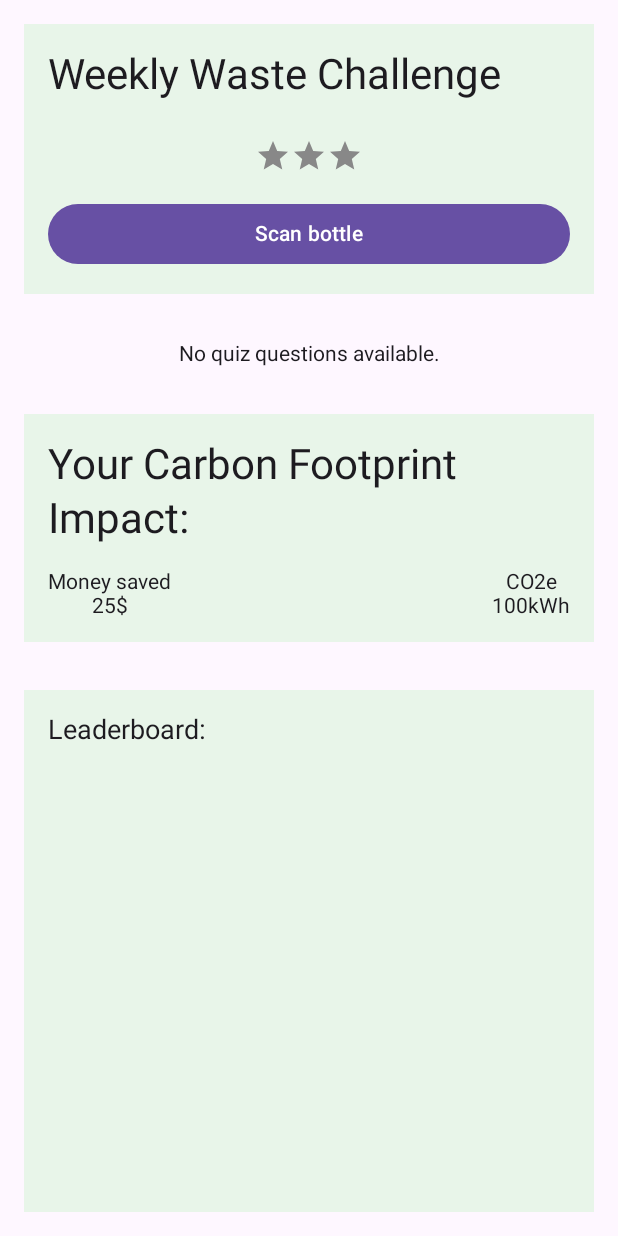
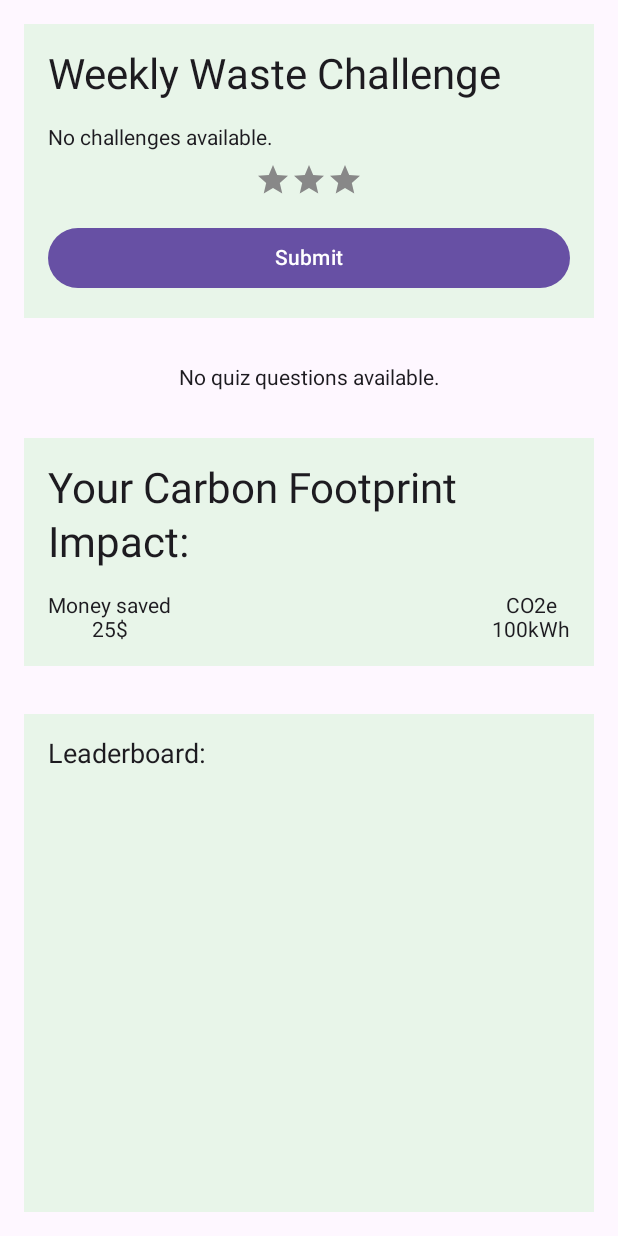
Before and after one commit to nazim117/Waste-Management, an Android app built with Jetpack Compose: the screen it shows after launch (MainActivity), on a phone screen of 412 x 824 dp. Run offline under Robolectric (Android 15) with nearby library versions, the phone set to English and light mode, and no system bars; our stand-ins replace Firebase (no records; nobody signed in at launch, a user with empty details on screens opened directly).

Commit message:
Updated application to fetch available weekly challenges

```diff
--- a/WasteManagementApp/app/src/main/java/com/example/wastemanagementapp/MainActivity.kt
+++ b/WasteManagementApp/app/src/main/java/com/example/wastemanagementapp/MainActivity.kt
@@ -4,14 +4,9 @@ import android.os.Bundle
 import androidx.activity.ComponentActivity
 import androidx.activity.compose.setContent
 import androidx.compose.foundation.layout.Arrangement
-import androidx.compose.foundation.layout.Column
-import androidx.compose.foundation.layout.Spacer
 import androidx.compose.foundation.layout.fillMaxSize
-import androidx.compose.foundation.layout.height
 import androidx.compose.foundation.layout.padding
 import androidx.compose.foundation.lazy.LazyColumn
-import androidx.compose.foundation.rememberScrollState
-import androidx.compose.foundation.verticalScroll
 import androidx.compose.material3.MaterialTheme
 import androidx.compose.material3.Surface
 import androidx.compose.ui.Alignment
@@ -19,10 +14,10 @@ import androidx.compose.ui.Modifier
 import androidx.compose.ui.unit.dp
 import androidx.lifecycle.viewmodel.compose.viewModel
 import com.example.wastemanagementapp.ui.theme.CarbonFootprintScreen
+import com.example.wastemanagementapp.ui.theme.ChallengeViewModel
+import com.example.wastemanagementapp.ui.theme.Leaderboard
 import com.example.wastemanagementapp.ui.theme.QuizScreen
 import com.example.wastemanagementapp.ui.theme.QuizViewModel
-import com.example.wastemanagementapp.ui.theme.Leaderboard
-import com.example.wastemanagementapp.ui.theme.WeeklyUserChallengeScreen
 import com.google.firebase.firestore.FirebaseFirestore
 import java.util.UUID
 
@@ -44,9 +39,10 @@ class MainActivity : ComponentActivity() {
                     verticalArrangement = Arrangement.spacedBy(32.dp),
                     horizontalAlignment = Alignment.CenterHorizontally
                 ) {
-                    item{
+                    item {
                         // Weekly User Challenge (1st)
-                        WeeklyUserChallengeScreen()
+                        val challengeViewModel = viewModel<ChallengeViewModel>()
+                        challengeViewModel.WeeklyUserChallengeScreen()
                     }
 
                     item{
--- a/WasteManagementApp/app/src/main/java/com/example/wastemanagementapp/ui/theme/CarbonFootprint.kt
+++ b/WasteManagementApp/app/src/main/java/com/example/wastemanagementapp/ui/theme/CarbonFootprint.kt
@@ -1,6 +1,5 @@
 package com.example.wastemanagementapp.ui.theme
 
-import androidx.compose.ui.graphics.Color
 import androidx.compose.foundation.background
 import androidx.compose.foundation.layout.Arrangement
 import androidx.compose.foundation.layout.Column
@@ -12,9 +11,8 @@ import androidx.compose.material3.Text
 import androidx.compose.runtime.Composable
 import androidx.compose.ui.Alignment
 import androidx.compose.ui.Modifier
-import androidx.compose.ui.text.style.TextAlign
+import androidx.compose.ui.graphics.Color
 import androidx.compose.ui.unit.dp
-import androidx.compose.ui.unit.sp
 
 @Composable
 fun CarbonFootprintScreen(modifier: Modifier = Modifier) {
--- /dev/null
+++ b/WasteManagementApp/app/src/main/java/com/example/wastemanagementapp/ui/theme/ChallengeViewModel.kt
@@ -0,0 +1,134 @@
+package com.example.wastemanagementapp.ui.theme
+
+import androidx.compose.foundation.background
+import androidx.compose.foundation.layout.Arrangement
+import androidx.compose.foundation.layout.Column
+import androidx.compose.foundation.layout.Row
+import androidx.compose.foundation.layout.Spacer
+import androidx.compose.foundation.layout.fillMaxWidth
+import androidx.compose.foundation.layout.height
+import androidx.compose.foundation.layout.padding
+import androidx.compose.material.icons.Icons
+import androidx.compose.material.icons.filled.Star
+import androidx.compose.material3.Button
+import androidx.compose.material3.Icon
+import androidx.compose.material3.MaterialTheme
+import androidx.compose.material3.Text
+import androidx.compose.runtime.Composable
+import androidx.compose.runtime.mutableStateListOf
+import androidx.compose.runtime.mutableStateOf
+import androidx.compose.ui.Modifier
+import androidx.compose.ui.graphics.Color
+import androidx.compose.ui.text.style.TextAlign
+import androidx.compose.ui.unit.dp
+import androidx.lifecycle.ViewModel
+import androidx.lifecycle.viewModelScope
+import com.google.firebase.firestore.FirebaseFirestore
+import kotlinx.coroutines.Dispatchers
+import kotlinx.coroutines.launch
+
+data class Challenge(
+    val id: String = "",
+    val challenge: String = ""
+)
+
+class ChallengeViewModel : ViewModel() {
+    private val firestore = FirebaseFirestore.getInstance()
+    private val _challenges = mutableStateListOf<Challenge>()
+    val challenges: List<Challenge> = _challenges
+
+    // State for the current challenge index
+    private var _currentChallengeIndex = mutableStateOf(0)
+    val currentChallengeIndex: Int get() = _currentChallengeIndex.value
+
+    // State to check if all challenges are completed
+    private var _challengesCompleted = mutableStateOf(false)
+    val challengesCompleted: Boolean get() = _challengesCompleted.value
+
+    init {
+        fetchChallenges()
+    }
+
+    private fun fetchChallenges() {
+        viewModelScope.launch(Dispatchers.IO) {
+            firestore.collection("challenges")
+                .document("waste_management")
+                .collection("tasks")
+                .get()
+                .addOnSuccessListener { result ->
+                    val fetchedChallenges = result.mapNotNull { document ->
+                        document.toObject(Challenge::class.java)
+                    }
+                    _challenges.clear()
+                    _challenges.addAll(fetchedChallenges)
+                }
+                .addOnFailureListener { exception ->
+                    exception.printStackTrace()
+                }
+        }
+    }
+
+    fun submitChallenge() {
+        if (_currentChallengeIndex.value < challenges.size - 1) {
+            _currentChallengeIndex.value++
+        } else {
+            _challengesCompleted.value = true
+        }
+    }
+
+    @Composable
+    fun WeeklyUserChallengeScreen() {
+        Column(
+            modifier = Modifier
+                .fillMaxWidth()
+                .background(Color(0xFFE8F5E9))
+                .padding(16.dp)
+        ) {
+            Text(
+                text = "Weekly Waste Challenge",
+                textAlign = TextAlign.Center,
+                style = MaterialTheme.typography.headlineMedium,
+                modifier = Modifier.padding(bottom = 16.dp)
+            )
+
+            if (challengesCompleted) {
+                Text(
+                    text = "Challenges Completed!",
+                    style = MaterialTheme.typography.bodyLarge,
+                    modifier = Modifier.padding(bottom = 16.dp)
+                )
+            } else {
+                if (challenges.isNotEmpty()) {
+                    val currentChallenge = challenges[currentChallengeIndex]
+                    Text(
+                        text = currentChallenge.challenge,
+                        style = MaterialTheme.typography.bodyLarge,
+                        modifier = Modifier.padding(bottom = 16.dp)
+                    )
+                } else {
+                    Text("No challenges available.")
+                }
+
+                Spacer(modifier = Modifier.height(8.dp))
+
+                Row(
+                    modifier = Modifier.fillMaxWidth(),
+                    horizontalArrangement = Arrangement.Center
+                ) {
+                    Icon(Icons.Default.Star, contentDescription = "Star", tint = Color.Gray)
+                    Icon(Icons.Default.Star, contentDescription = "Star", tint = Color.Gray)
+                    Icon(Icons.Default.Star, contentDescription = "Star", tint = Color.Gray)
+                }
+
+                Spacer(modifier = Modifier.height(16.dp))
+
+                Button(
+                    onClick = { submitChallenge() },
+                    modifier = Modifier.fillMaxWidth()
+                ) {
+                    Text(text = "Submit")
+                }
+            }
+        }
+    }
+}
--- a/WasteManagementApp/app/src/main/java/com/example/wastemanagementapp/ui/theme/QuizViewModel.kt
+++ b/WasteManagementApp/app/src/main/java/com/example/wastemanagementapp/ui/theme/QuizViewModel.kt
@@ -25,7 +25,6 @@ import androidx.compose.runtime.setValue
 import androidx.compose.ui.Alignment
 import androidx.compose.ui.Modifier
 import androidx.compose.ui.graphics.Color
-import androidx.compose.ui.text.style.TextAlign
 import androidx.compose.ui.unit.dp
 import androidx.lifecycle.ViewModel
 import androidx.lifecycle.viewModelScope
@@ -103,7 +102,7 @@ class QuizViewModel: ViewModel(){
                                     "score" to _score.value
                                 )
                             )
-                        }else {
+                        } else {
                             val documentId = documents.documents[0].id
                             val currentFirestoreScore = documents.documents[0].getLong("score")?.toInt() ?:0
                             val updatedScore = currentFirestoreScore + _score.value
--- a/WasteManagementApp/app/src/main/java/com/example/wastemanagementapp/ui/theme/WeeklyUserChallenge.kt
+++ b/WasteManagementApp/app/src/main/java/com/example/wastemanagementapp/ui/theme/WeeklyUserChallenge.kt
@@ -19,7 +19,6 @@ import androidx.compose.ui.Modifier
 import androidx.compose.ui.graphics.Color
 import androidx.compose.ui.text.style.TextAlign
 import androidx.compose.ui.unit.dp
-import androidx.compose.ui.unit.sp
 
 @Composable
 fun WeeklyUserChallengeScreen(modifier: Modifier = Modifier) {
```
